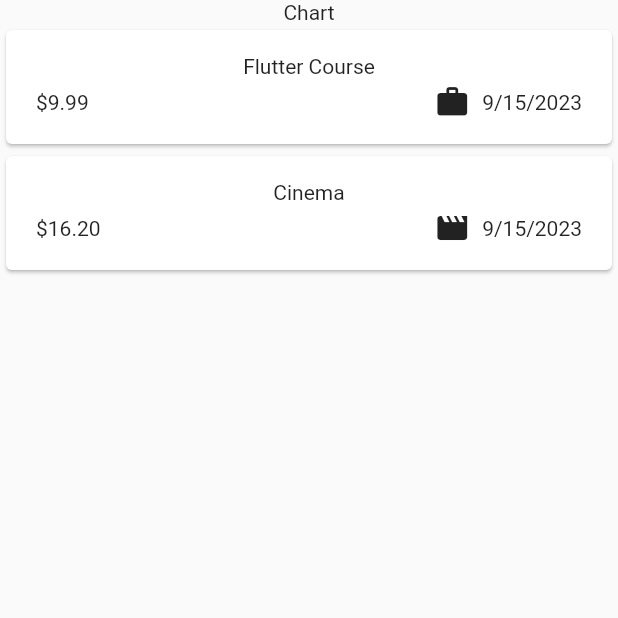
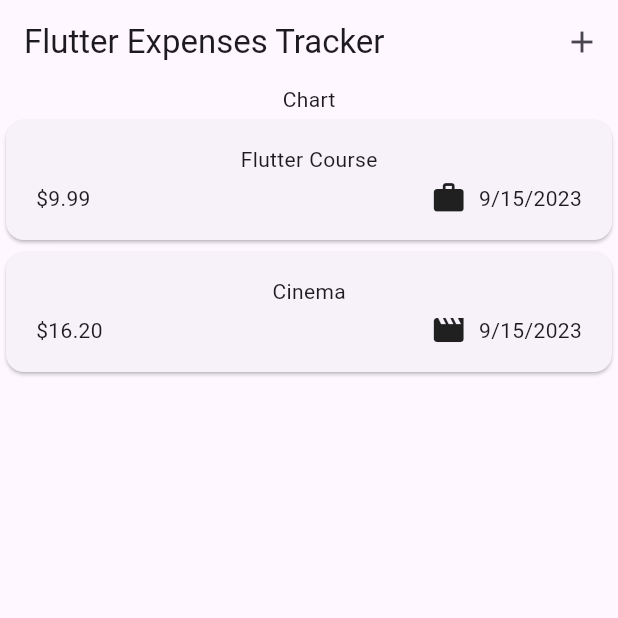
Before and after one commit to HanlopDev/Flutter_Developments, a Flutter app: the screen it shows after launch, on a phone screen of 412 x 824 dp, the top half of it. Run offline on Flutter 3.47's test engine with Material 2 defaults, Android fonts, the phone set to English and light mode, and no system bars.

```diff
--- a/lib/main.dart
+++ b/lib/main.dart
@@ -2,8 +2,10 @@ import 'package:flutter/material.dart';
 import 'package:expense_tracker/widget/expenses.dart';
 
 void main() {
-  runApp(const MaterialApp(
-    home: Expsenses(),
+  runApp(MaterialApp(
+    theme: ThemeData(useMaterial3: true),
+    debugShowCheckedModeBanner: false,
+    home: const Expsenses(),
   ),
   );
 }
--- a/lib/widget/expenses.dart
+++ b/lib/widget/expenses.dart
@@ -1,5 +1,6 @@
 import 'package:expense_tracker/widget/expenses_list/expenses_list.dart';
 import 'package:expense_tracker/models/expense.dart';
+import 'package:expense_tracker/widget/new_expense.dart';
 import 'package:flutter/material.dart';
 
 class Expsenses extends StatefulWidget {
@@ -14,7 +15,7 @@ class Expsenses extends StatefulWidget {
 }
 
 class _ExpsensesState extends State<Expsenses> {
-  final List<Expense> _registerd_expenses = [
+  final List<Expense> _registerdExpenses = [
     Expense(title: "Flutter Course",
     amount: 9.99, date: DateTime.now(),
     category: Category.work,
@@ -26,12 +27,23 @@ class _ExpsensesState extends State<Expsenses> {
     ),
   ];
 
+void _openAddExpensesOverlay() {
+  showModalBottomSheet(context: context,
+   builder: (ctx) => const NewExpense());
+}
+
   @override
   Widget build(BuildContext context) {
     return Scaffold(
+      appBar: AppBar(
+        title: const Text("Flutter Expenses Tracker"),
+        actions: [
+        IconButton(onPressed: _openAddExpensesOverlay,
+         icon: const Icon(Icons.add))
+      ],),
       body: Column(children: [
       const Text("Chart"),
-      Expanded(child: ExpenseList(expenses: _registerd_expenses))
+      Expanded(child: ExpenseList(expenses: _registerdExpenses))
     ],),);
   }
 }
--- a/lib/widget/expenses_list/expenses_item.dart
+++ b/lib/widget/expenses_list/expenses_item.dart
@@ -1,6 +1,5 @@
 
 import 'package:expense_tracker/models/expense.dart';
-import 'package:expense_tracker/widget/expenses.dart';
 import 'package:flutter/material.dart';
 
 class ExpenseItem extends StatelessWidget {
```
Also changed, not shown: lib/widget/new_expense.dart (added, +61 -0 lines).
